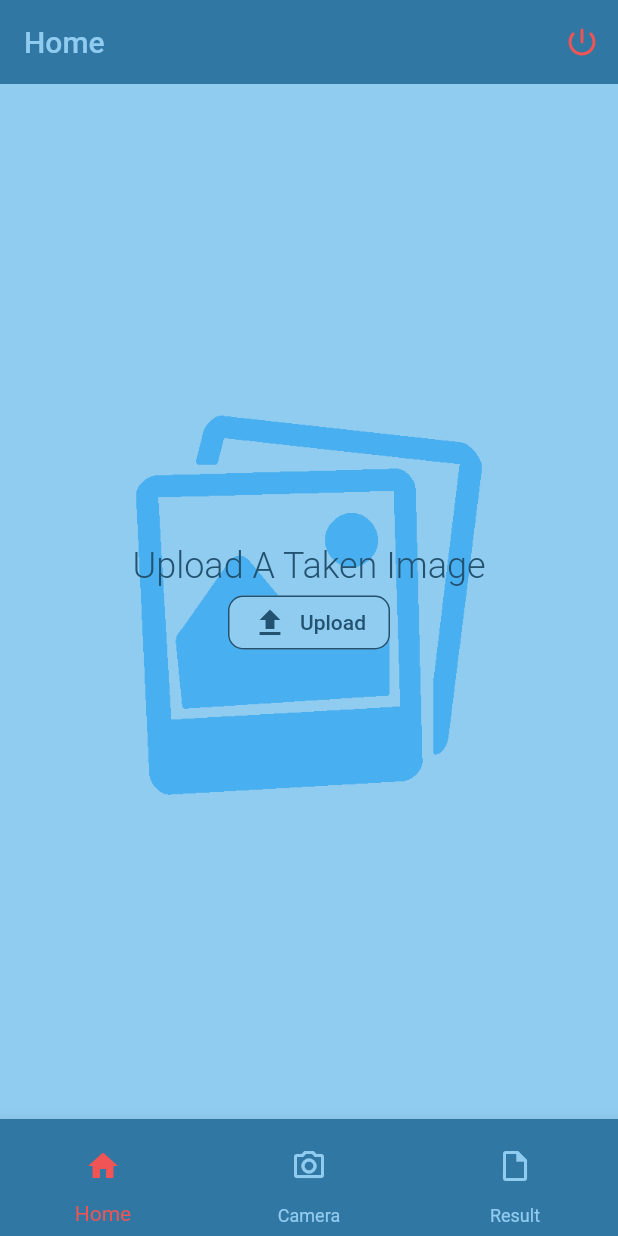
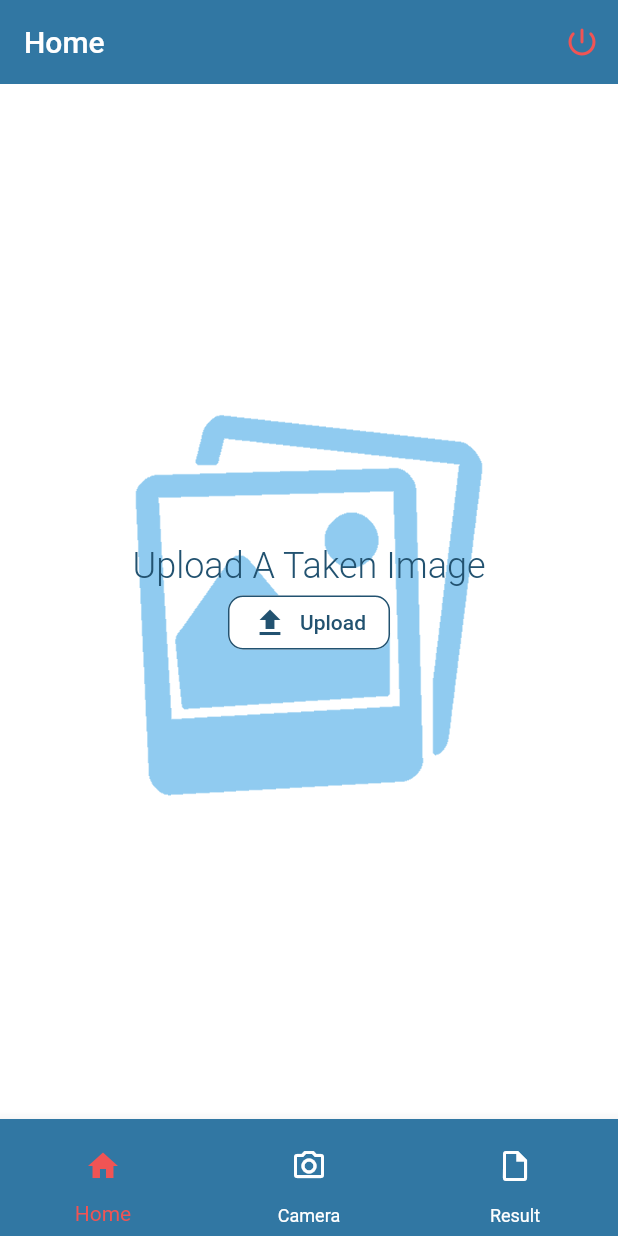
Before and after one commit to Ahmed-gamal-elmahdy/ScrEye, a Flutter app: the screen it shows once a user with an empty profile is signed in, on a phone screen of 412 x 824 dp. Run offline on Flutter 3.47's test engine with Material 2 defaults, Android fonts, the phone set to English and light mode, and no system bars; our stand-ins replace animated_text_kit, bloc, camera, dio, firebase_auth, firebase_core and 7 more; missing offline and left inert: crop_your_image, flutterfire_ui; accounts and stored records are empty.

Commit message:
color contrast, new API endpoint

```diff
--- a/lib/app.dart
+++ b/lib/app.dart
@@ -15,7 +15,7 @@ class MyApp extends StatelessWidget {
           debugShowCheckedModeBanner: false,
           theme: ThemeData(
             appBarTheme: AppBarTheme(
-              foregroundColor: Color(0xFF90CBF0),
+              foregroundColor: Colors.white,
               backgroundColor: Color(0xFF3177A3),
               iconTheme: IconThemeData(
                 color: Color(0xFFF05454),
@@ -24,10 +24,10 @@ class MyApp extends StatelessWidget {
             ),
             bottomNavigationBarTheme: BottomNavigationBarThemeData(
               backgroundColor: Color(0xFF3177A3),
-              unselectedItemColor: Color(0xFF90CBF0),
+              unselectedItemColor: Colors.white,
               selectedItemColor: Color(0xFFF05454),
             ),
-              canvasColor: Color(0xFF90CBF0),
+              canvasColor: Colors.white,
             textButtonTheme: TextButtonThemeData(
               style: TextButton.styleFrom(
                 foregroundColor: Color(0xFF225270), // Text Color
@@ -39,7 +39,7 @@ class MyApp extends StatelessWidget {
                     borderRadius: BorderRadius.circular(10.0))),
                 foregroundColor:
                 MaterialStateProperty.all<Color>(Color(0xFF225270)),
-                backgroundColor: MaterialStateProperty.all<Color>(Color(0xFF90CBF0)),
+                backgroundColor: MaterialStateProperty.all<Color>(Colors.white),
                 side: MaterialStateProperty.all(BorderSide(
                   color: Color(0xFF225270),
                 )),
@@ -48,7 +48,6 @@ class MyApp extends StatelessWidget {
             textTheme: Theme.of(context).textTheme.apply(
               bodyColor: Color(0xFF225270),
             ),
-            scaffoldBackgroundColor: const Color(0xFF90CBF0),
           ),
 
           home: child,
--- a/lib/cubit/app_cubit.dart
+++ b/lib/cubit/app_cubit.dart
@@ -82,7 +82,7 @@ class AppCubit extends Cubit<AppState> {
   Future<String> getApi(
       {required String imgname, required String token}) async {
     var url =
-        "https://flaskapitestgemy.herokuapp.com/api/v1/?id=${imgname}&token=${token}";
+        "https://flyflut.fly.dev/api/v1/?id=${imgname}&token=${token}";
     print(url);
     var dio = Dio();
     var resp = await dio.get(url);
--- a/lib/screens/home_screen.dart
+++ b/lib/screens/home_screen.dart
@@ -24,7 +24,7 @@ class HomeScreen extends StatelessWidget {
         builder: (context, state) {
           List tabNames = [
             "Home",
-            "Camera",
+            "Align Clipper with Conjunctiva",
             "Results",
           ];
           List tabScreens = [
```
Also changed, not shown: assets/homec.png, assets/resultc.png.
